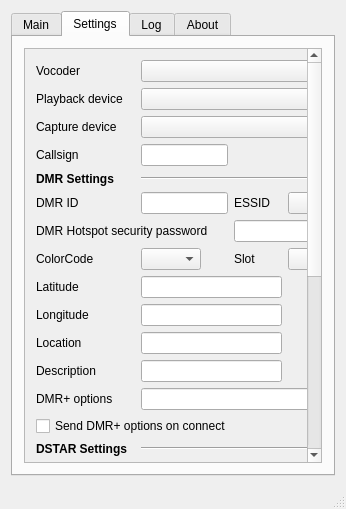
This is dudestar.ui in ea5gvk/nostar-dudestar as Qt 5 draws it before an edit. The edited form follows.
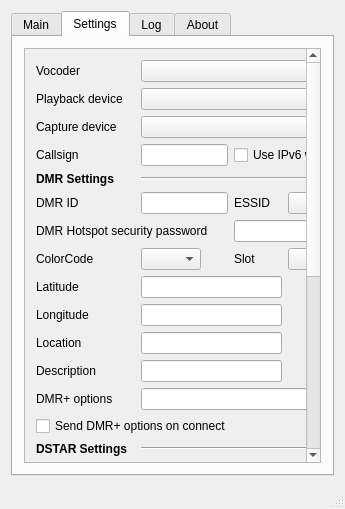
This is the edited form. The open tabs and pages were chosen to show the change. Icons and pictures are not drawn.

```diff
--- a/dudestar.ui
+++ b/dudestar.ui
@@ -6,7 +6,7 @@
    <rect>
     <x>0</x>
     <y>0</y>
-    <width>346</width>
+    <width>318</width>
     <height>471</height>
    </rect>
   </property>
@@ -447,8 +447,8 @@
            <property name="geometry">
             <rect>
              <x>0</x>
-             <y>-316</y>
-             <width>303</width>
+             <y>0</y>
+             <width>344</width>
              <height>704</height>
             </rect>
            </property>
@@ -930,6 +930,13 @@
               </property>
              </widget>
             </item>
+            <item row="4" column="2" colspan="2">
+             <widget class="QCheckBox" name="checkIPv6">
+              <property name="text">
+               <string>Use IPv6 when available</string>
+              </property>
+             </widget>
+            </item>
            </layout>
           </widget>
          </widget>
```
